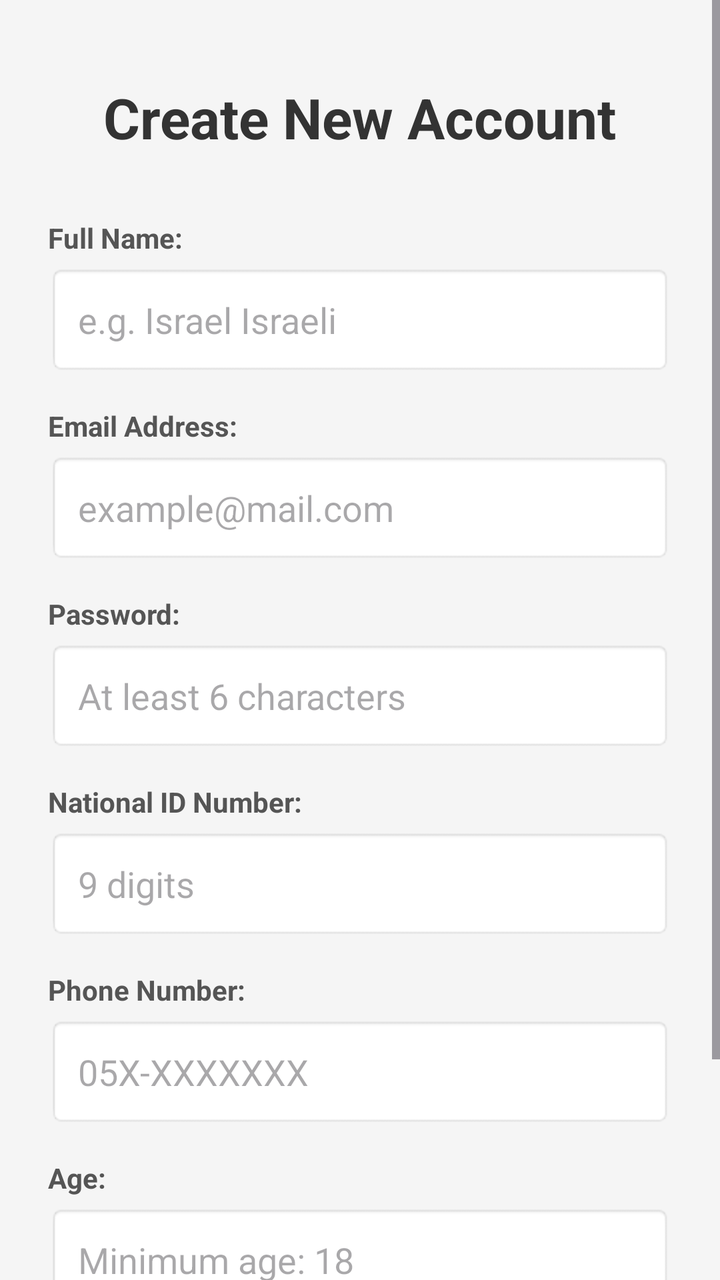
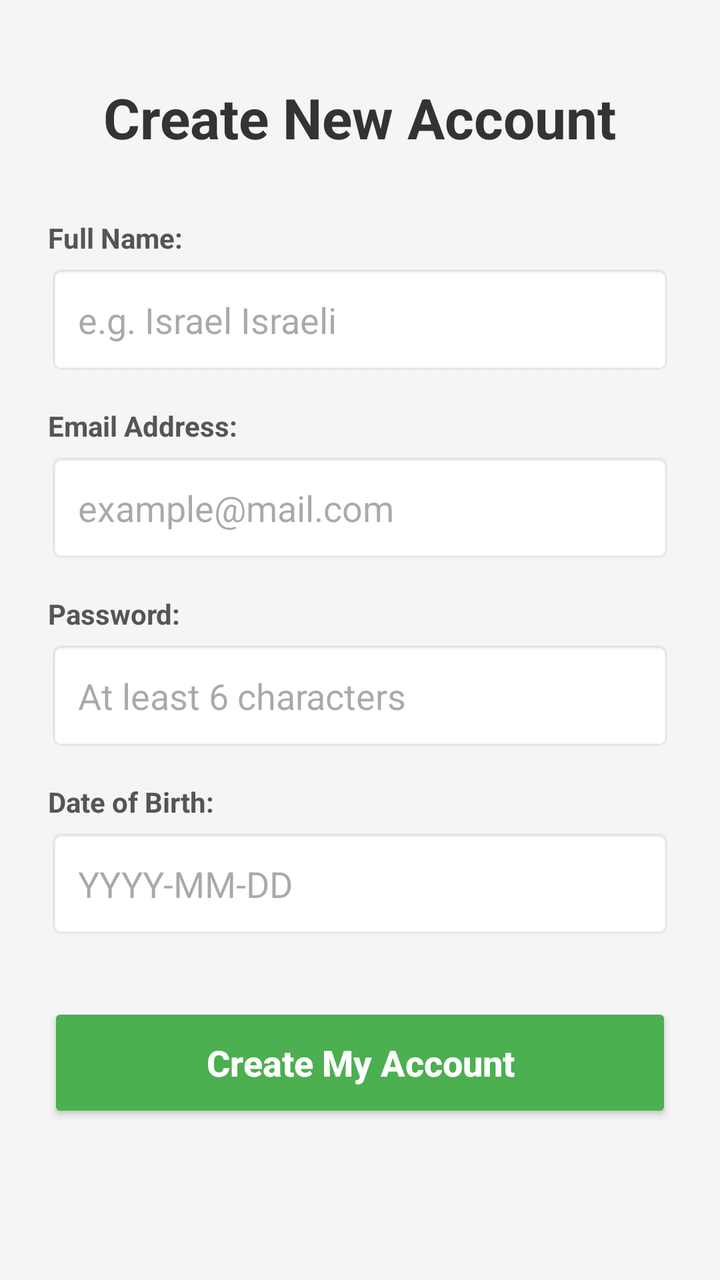

Two renders of the same Android screen: before a commit and after it. Below are the layout's source before the change and the commit's diff.
<!-- AndroidManifest.xml: application theme Theme.Bcalm -->
<!-- res/layout/fragment_register_.xml -->
<?xml version="1.0" encoding="utf-8"?>
<ScrollView xmlns:android="http://schemas.android.com/apk/res/android"
    xmlns:tools="http://schemas.android.com/tools"
    android:layout_width="match_parent"
    android:layout_height="match_parent"
    android:background="#F5F5F5"
    tools:context=".Register_Fragment">

    <LinearLayout
        android:layout_width="match_parent"
        android:layout_height="wrap_content"
        android:orientation="vertical"
        android:padding="24dp">

        <TextView
            android:layout_width="wrap_content"
            android:layout_height="wrap_content"
            android:layout_gravity="center"
            android:layout_marginTop="16dp"
            android:layout_marginBottom="32dp"
            android:text="Create New Account"
            android:textColor="#333333"
            android:textSize="28sp"
            android:textStyle="bold" />

        <TextView
            android:layout_width="wrap_content"
            android:layout_height="wrap_content"
            android:text="Full Name:"
            android:textColor="#555555"
            android:textStyle="bold"
            android:layout_marginBottom="4dp"/>
        <EditText
            android:id="@+id/editTextFullName"
            android:layout_width="match_parent"
            android:layout_height="55dp"
            android:layout_marginBottom="16dp"
            android:background="@android:drawable/editbox_background"
            android:hint="e.g. Israel Israeli"
            android:inputType="textPersonName"
            android:paddingLeft="15dp" />

        <TextView
            android:layout_width="wrap_content"
            android:layout_height="wrap_content"
            android:text="Email Address:"
            android:textColor="#555555"
            android:textStyle="bold"
            android:layout_marginBottom="4dp"/>
        <EditText
            android:id="@+id/editTextTextEmailAddress2"
            android:layout_width="match_parent"
            android:layout_height="55dp"
            android:layout_marginBottom="16dp"
            android:background="@android:drawable/editbox_background"
            android:hint="example@mail.com"
            android:inputType="textEmailAddress"
            android:paddingLeft="15dp" />

        <TextView
            android:layout_width="wrap_content"
            android:layout_height="wrap_content"
            android:text="Password:"
            android:textColor="#555555"
            android:textStyle="bold"
            android:layout_marginBottom="4dp"/>
        <EditText
            android:id="@+id/editTextTextPassword2"
            android:layout_width="match_parent"
            android:layout_height="55dp"
            android:layout_marginBottom="16dp"
            android:background="@android:drawable/editbox_background"
            android:hint="At least 6 characters"
            android:inputType="textPassword"
            android:paddingLeft="15dp" />

        <TextView
            android:layout_width="wrap_content"
            android:layout_height="wrap_content"
            android:text="National ID Number:"
            android:textColor="#555555"
            android:textStyle="bold"
            android:layout_marginBottom="4dp"/>
        <EditText
            android:id="@+id/editTextTextID"
            android:layout_width="match_parent"
            android:layout_height="55dp"
            android:layout_marginBottom="16dp"
            android:background="@android:drawable/editbox_background"
            android:hint="9 digits"
            android:inputType="number"
            android:paddingLeft="15dp" />

        <TextView
            android:layout_width="wrap_content"
            android:layout_height="wrap_content"
            android:text="Phone Number:"
            android:textColor="#555555"
            android:textStyle="bold"
            android:layout_marginBottom="4dp"/>
        <EditText
            android:id="@+id/editTextPhone"
            android:layout_width="match_parent"
            android:layout_height="55dp"
            android:layout_marginBottom="16dp"
            android:background="@android:drawable/editbox_background"
            android:hint="05X-XXXXXXX"
            android:inputType="phone"
            android:paddingLeft="15dp" />

        <TextView
            android:layout_width="wrap_content"
            android:layout_height="wrap_content"
            android:text="Age:"
            android:textColor="#555555"
            android:textStyle="bold"
            android:layout_marginBottom="4dp"/>
        <EditText
            android:id="@+id/editTextAge"
            android:layout_width="match_parent"
            android:layout_height="55dp"
            android:layout_marginBottom="32dp"
            android:background="@android:drawable/editbox_background"
            android:hint="Minimum age: 18"
            android:inputType="number"
            android:paddingLeft="15dp" />

        <Button
            android:id="@+id/button_registerr"
            android:layout_width="match_parent"
            android:layout_height="60dp"
            android:backgroundTint="#4CAF50"
            android:text="Create My Account"
            android:textColor="#FFFFFF"
            android:textSize="18sp"
            android:textStyle="bold"
            android:textAllCaps="false" />

    </LinearLayout>
</ScrollView>
<!-- resources referenced by this layout -->
<resources>
  <style name="Theme.Bcalm" parent="Base.Theme.Bcalm" />
  <style name="Base.Theme.Bcalm" parent="Theme.Material3.DayNight.NoActionBar">
          
          
      </style>
</resources>

<!-- the commit's change to res/layout/fragment_register_.xml (unified diff, before → after) -->
@@ -77,52 +77,18 @@
         <TextView
             android:layout_width="wrap_content"
             android:layout_height="wrap_content"
-            android:text="National ID Number:"
+            android:text="Date of Birth:"
             android:textColor="#555555"
             android:textStyle="bold"
             android:layout_marginBottom="4dp"/>
         <EditText
-            android:id="@+id/editTextTextID"
-            android:layout_width="match_parent"
-            android:layout_height="55dp"
-            android:layout_marginBottom="16dp"
-            android:background="@android:drawable/editbox_background"
-            android:hint="9 digits"
-            android:inputType="number"
-            android:paddingLeft="15dp" />
-
-        <TextView
-            android:layout_width="wrap_content"
-            android:layout_height="wrap_content"
-            android:text="Phone Number:"
-            android:textColor="#555555"
-            android:textStyle="bold"
-            android:layout_marginBottom="4dp"/>
-        <EditText
-            android:id="@+id/editTextPhone"
-            android:layout_width="match_parent"
-            android:layout_height="55dp"
-            android:layout_marginBottom="16dp"
-            android:background="@android:drawable/editbox_background"
-            android:hint="05X-XXXXXXX"
-            android:inputType="phone"
-            android:paddingLeft="15dp" />
-
-        <TextView
-            android:layout_width="wrap_content"
-            android:layout_height="wrap_content"
-            android:text="Age:"
-            android:textColor="#555555"
-            android:textStyle="bold"
-            android:layout_marginBottom="4dp"/>
-        <EditText
-            android:id="@+id/editTextAge"
+            android:id="@+id/editTextDateOfBirth"
             android:layout_width="match_parent"
             android:layout_height="55dp"
             android:layout_marginBottom="32dp"
             android:background="@android:drawable/editbox_background"
-            android:hint="Minimum age: 18"
-            android:inputType="number"
+            android:hint="YYYY-MM-DD"
+            android:inputType="date"
             android:paddingLeft="15dp" />
 
         <Button
